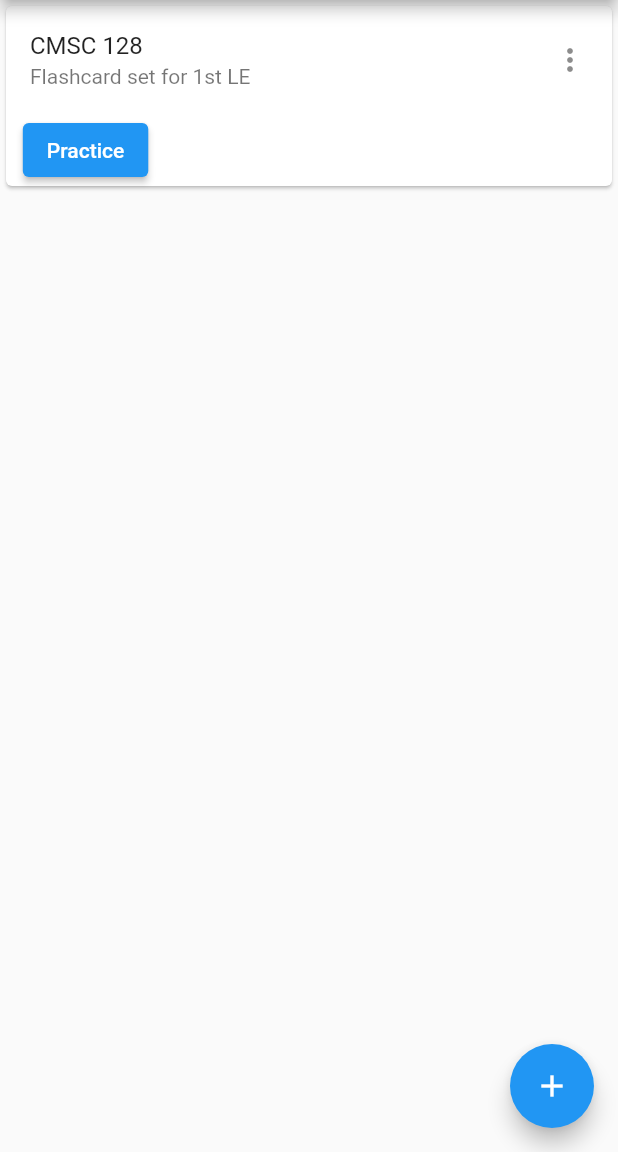
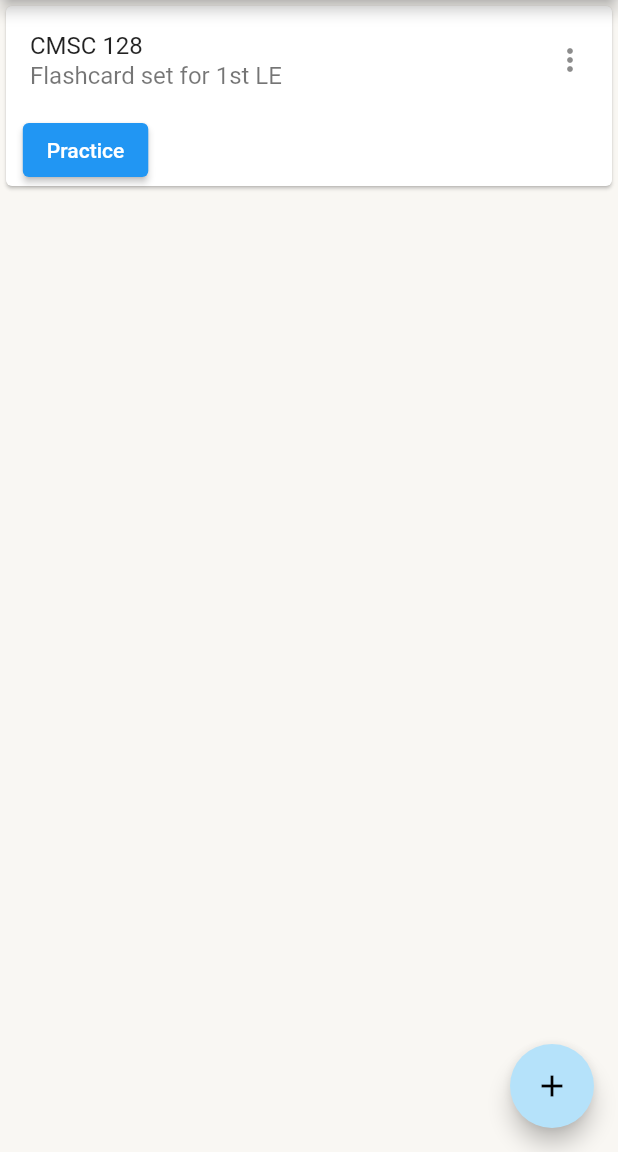
Before and after one commit to angelcustodio3/PeerUP, a Flutter app: the screen it shows after launch, after a tap on "Flashcard Technique", on a phone screen of 412 x 824 dp, the part 84-1236 px from its top. Run offline on Flutter 3.47's test engine with Material 2 defaults, Android fonts, the phone set to English and light mode, and no system bars; our stand-ins replace expansion_tile_card; Roboto replaces fonts that are missing (Poppins).

Commit message:
added default theme and font - (can remove man later)

```diff
--- a/PeerUP/Flashcard/lib/main.dart
+++ b/PeerUP/Flashcard/lib/main.dart
@@ -1,4 +1,24 @@
 import 'package:flutter/material.dart';
+
+ThemeData myCustomTheme = ThemeData(
+  textTheme: TextTheme(
+    bodyText1: myDefaultTextStyle,
+    bodyText2: myDefaultTextStyle,
+  ),
+  primaryColor: const Color(0xFF0FA3B1),  // Primary color
+  accentColor: const Color(0xFFB5E2FA),   // Accent color
+  scaffoldBackgroundColor: const Color(0xFFF9F7F3), // Background color
+  backgroundColor: const Color(0xFFEDDEA4),
+  buttonColor: const Color(0xFFF7A072),
+  // Add more colors as needed
+);
+
+TextStyle myDefaultTextStyle = TextStyle(
+  fontFamily: 'Poppins', // Use the Poppins font
+  fontSize: 16.0,
+  color: Colors.black, // You can change the color if needed
+);
+
 
 void main() {
   runApp(const MyApp());
@@ -15,6 +35,7 @@ class _MyAppState extends State<MyApp> {
   @override
   Widget build(BuildContext context) {
     return MaterialApp(
+      theme: myCustomTheme,
       home: FirstPage(),
     );
   }
```
